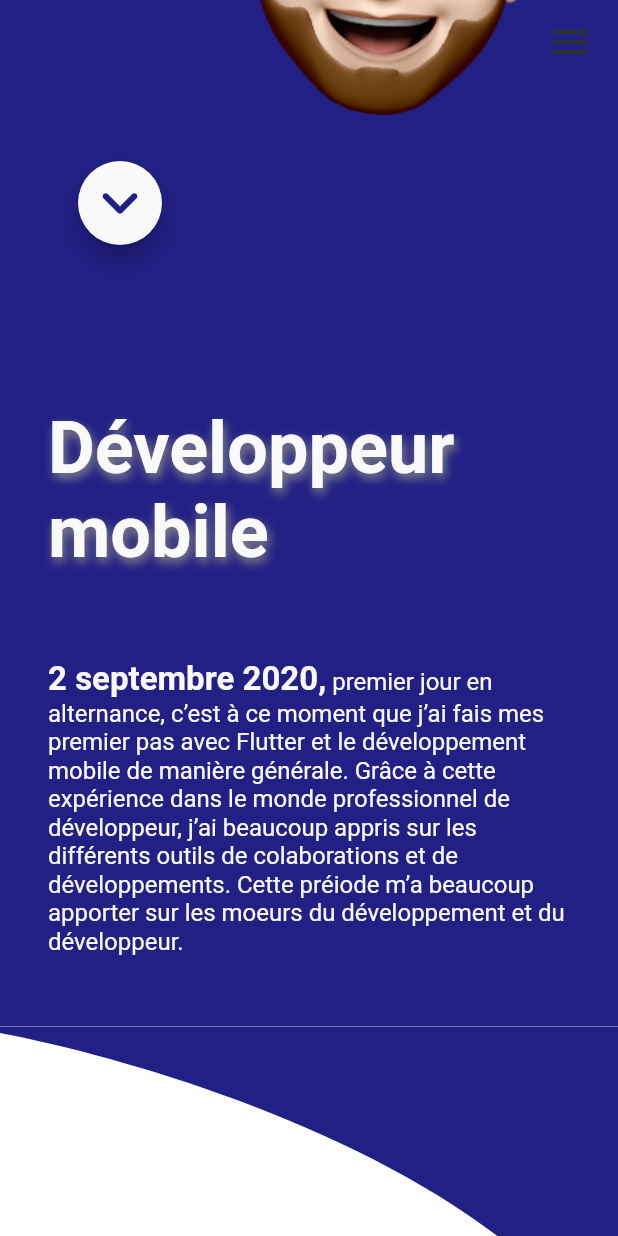
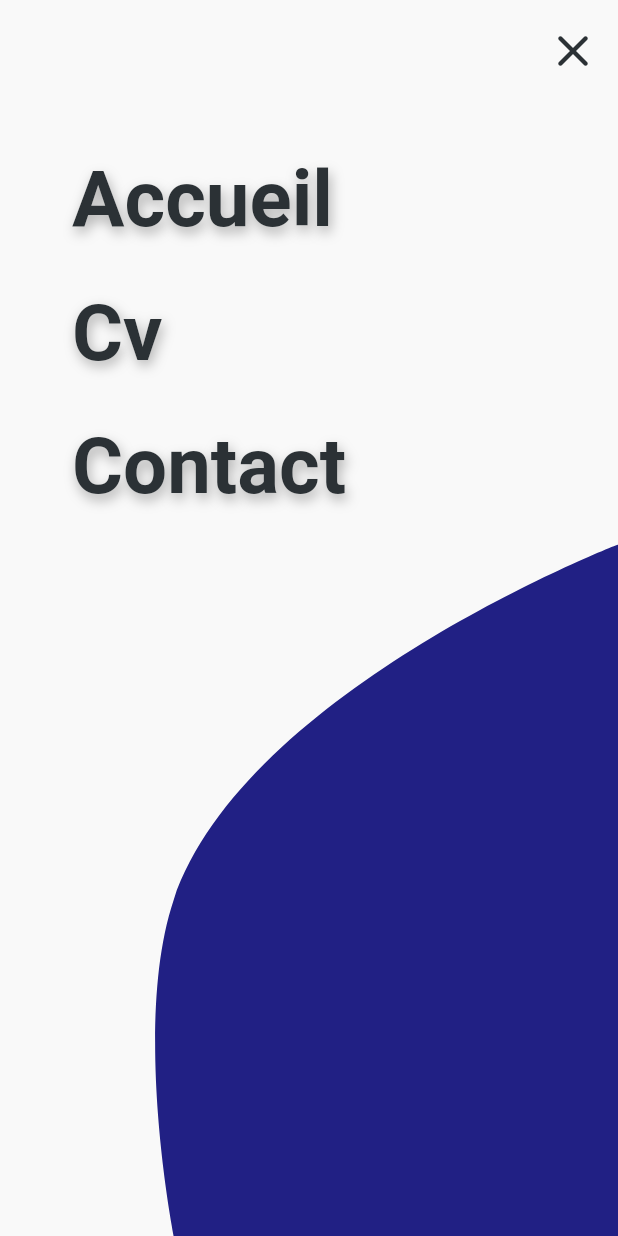
Before and after one commit to AntoLhn/cv_antolhn, a Flutter app: the screen it shows after launch, scrolled down 576 dp, after a tap on the "menu" icon, on a phone screen of 412 x 824 dp. Run offline on Flutter 3.47's test engine with Material 2 defaults, Android fonts, the phone set to English and light mode, and no system bars; drawn by our look-alikes of auto_size_text; our stand-ins replace flutter_svg.

Commit message:
Screen Menu

```diff
--- /dev/null
+++ b/cv_antolhn/lib/config/text_theme.dart
@@ -0,0 +1,79 @@
+import 'package:flutter/material.dart';
+
+class TextThemeEdit {
+  static const TextStyle headline1 = TextStyle(
+    fontSize: 52,
+    fontWeight: FontWeight.bold,
+    color: Color(0xFF2B3135),
+    shadows: <Shadow>[
+      Shadow(
+        offset: Offset(1.5, 3.5),
+        blurRadius: 10.0,
+        color: Color.fromARGB(255, 175, 175, 175),
+      ),
+    ],
+  );
+
+  static const TextStyle headline2 = TextStyle(
+    fontSize: 48,
+    fontWeight: FontWeight.bold,
+    color: Color(0xFFF9F9F9),
+    shadows: <Shadow>[
+      Shadow(
+        offset: Offset(1.5, 3.5),
+        blurRadius: 8.0,
+        color: Color.fromARGB(255, 140, 140, 140),
+      ),
+    ],
+  );
+
+  static const TextStyle headline3 = TextStyle(
+    fontSize: 44,
+    fontWeight: FontWeight.bold,
+    color: Color(0xFF2B3135),
+    shadows: <Shadow>[
+      Shadow(
+        offset: Offset(1.5, 3.5),
+        blurRadius: 8.0,
+        color: Color.fromARGB(255, 175, 175, 175),
+      ),
+    ],
+  );
+
+  static const TextStyle headline4 = TextStyle(
+    fontSize: 32,
+    fontWeight: FontWeight.bold,
+    color: Color(0xFF2B3135),
+    shadows: <Shadow>[
+      Shadow(
+        offset: Offset(1.5, 3.5),
+        blurRadius: 8.0,
+        color: Color.fromARGB(255, 175, 175, 175),
+      ),
+    ],
+  );
+
+  static const TextStyle headline5 = TextStyle(
+    fontSize: 22,
+    fontWeight: FontWeight.bold,
+    color: Color(0xFFF9F9F9),
+  );
+
+  static const TextStyle headline6 = TextStyle(
+    fontSize: 18,
+    fontWeight: FontWeight.bold,
+    color: Color(0xFF4B42F3),
+  );
+
+  static const TextStyle bodyText1 = TextStyle(
+    fontSize: 16,
+    fontWeight: FontWeight.w400,
+    color: Color(0xFF2B3135),
+  );
+
+  static const TextStyle bodyText2 = TextStyle(
+    fontSize: 16,
+    fontWeight: FontWeight.w400,
+    color: Color(0xFFF9F9F9),
+  );
+}
--- a/cv_antolhn/lib/main.dart
+++ b/cv_antolhn/lib/main.dart
@@ -2,6 +2,7 @@ import 'package:flutter/material.dart';
 
 import 'Screen/Home/home.dart';
 import 'config/colors.dart';
+import 'config/text_theme.dart';
 
 void main() {
   runApp(const MyApp());
@@ -20,74 +21,14 @@ class MyApp extends StatelessWidget {
         brightness: Brightness.light,
         primaryColor: colorPrimary,
         textTheme: const TextTheme(
-          headline1: TextStyle(
-            fontSize: 52,
-            fontWeight: FontWeight.bold,
-            color: Color(0xFF2B3135),
-            shadows: <Shadow>[
-              Shadow(
-                offset: Offset(1.5, 3.5),
-                blurRadius: 10.0,
-                color: Color.fromARGB(255, 175, 175, 175),
-              ),
-            ],
-          ),
-          headline2: TextStyle(
-            fontSize: 48,
-            fontWeight: FontWeight.bold,
-            color: Color(0xFFF9F9F9),
-            shadows: <Shadow>[
-              Shadow(
-                offset: Offset(1.5, 3.5),
-                blurRadius: 8.0,
-                color: Color.fromARGB(255, 140, 140, 140),
-              ),
-            ],
-          ),
-          headline3: TextStyle(
-            fontSize: 44,
-            fontWeight: FontWeight.bold,
-            color: Color(0xFF2B3135),
-            shadows: <Shadow>[
-              Shadow(
-                offset: Offset(1.5, 3.5),
-                blurRadius: 8.0,
-                color: Color.fromARGB(255, 175, 175, 175),
-              ),
-            ],
-          ),
-          headline4: TextStyle(
-            fontSize: 32,
-            fontWeight: FontWeight.bold,
-            color: Color(0xFF2B3135),
-            shadows: <Shadow>[
-              Shadow(
-                offset: Offset(1.5, 3.5),
-                blurRadius: 8.0,
-                color: Color.fromARGB(255, 175, 175, 175),
-              ),
-            ],
-          ),
-          headline5: TextStyle(
-            fontSize: 22,
-            fontWeight: FontWeight.bold,
-            color: Color(0xFFF9F9F9),
-          ),
-          headline6: TextStyle(
-            fontSize: 18,
-            fontWeight: FontWeight.bold,
-            color: Color(0xFF4B42F3),
-          ),
-          bodyText1: TextStyle(
-            fontSize: 16,
-            fontWeight: FontWeight.w400,
-            color: Color(0xFF2B3135),
-          ),
-          bodyText2: TextStyle(
-            fontSize: 16,
-            fontWeight: FontWeight.w400,
-            color: Color(0xFFF9F9F9),
-          ),
+          headline1: TextThemeEdit.headline1,
+          headline2: TextThemeEdit.headline2,
+          headline3: TextThemeEdit.headline3,
+          headline4: TextThemeEdit.headline4,
+          headline5: TextThemeEdit.headline5,
+          headline6: TextThemeEdit.headline6,
+          bodyText1: TextThemeEdit.bodyText1,
+          bodyText2: TextThemeEdit.bodyText2,
         ),
       ),
       home: const HomePage(),
--- /dev/null
+++ b/cv_antolhn/lib/screen/home/components/drawer.dart
@@ -0,0 +1,89 @@
+import 'package:cv_antolhn/config/colors.dart';
+import 'package:flutter/material.dart';
+import 'package:flutter_svg/flutter_svg.dart';
+
+class DrawerComponent extends StatelessWidget {
+  const DrawerComponent({Key? key}) : super(key: key);
+
+  @override
+  Widget build(BuildContext context) {
+    return SizedBox(
+      width: MediaQuery.of(context).size.width,
+      child: Drawer(
+        backgroundColor: colorLight,
+        child: Stack(
+          children: [
+            Column(
+              crossAxisAlignment: CrossAxisAlignment.end,
+              children: [
+                Expanded(
+                  child: Container(),
+                ),
+                SvgPicture.asset(
+                  'assets/svg/menu_bg.svg',
+                  semanticsLabel: 'background',
+                  color: colorPrimary,
+                  fit: BoxFit.fitWidth,
+                  width: MediaQuery.of(context).size.width * 0.75,
+                ),
+              ],
+            ),
+            Row(
+              mainAxisAlignment: MainAxisAlignment.end,
+              children: [
+                Padding(
+                  padding: const EdgeInsets.all(8.0),
+                  child: IconButton(
+                    onPressed: () => Navigator.pop(context),
+                    color: colorDark,
+                    icon: const Icon(
+                      Icons.close_rounded,
+                      size: 36,
+                    ),
+                  ),
+                ),
+              ],
+            ),
+            Padding(
+              padding: EdgeInsets.symmetric(
+                vertical: MediaQuery.of(context).size.height * 0.12,
+                horizontal: 32,
+              ),
+              child: Column(
+                children: [
+                  ListTile(
+                    title: Text(
+                      "Accueil",
+                      style: Theme.of(context).textTheme.headline1,
+                    ),
+                    onTap: () => null,
+                  ),
+                  const SizedBox(
+                    height: 20,
+                  ),
+                  ListTile(
+                    title: Text(
+                      "Cv",
+                      style: Theme.of(context).textTheme.headline1,
+                    ),
+                    onTap: () => null,
+                  ),
+                  const SizedBox(
+                    height: 20,
+                  ),
+                  ListTile(
+                    title: Text(
+                      "Contact",
+                      style: Theme.of(context).textTheme.headline1,
+                    ),
+                    onTap: () => null,
+                  ),
+                ],
+              ),
+            ),
+          ],
+        ),
+      ),
+    );
+  }
+}
--- a/cv_antolhn/lib/screen/home/home.dart
+++ b/cv_antolhn/lib/screen/home/home.dart
@@ -1,8 +1,10 @@
+import 'package:flutter/gestures.dart';
 import 'package:flutter/material.dart';
 import 'package:flutter_svg/flutter_svg.dart';
 
 import '../../config/colors.dart';
 import 'components/developer.dart';
+import 'components/drawer.dart';
 import 'components/header.dart';
 import 'components/stud_and_work.dart';
 
@@ -21,22 +23,15 @@ class _HomePageState extends State<HomePage> {
         extendBodyBehindAppBar: true,
         backgroundColor: Colors.white,
         appBar: AppBar(
-          backgroundColor: Colors.transparent,
+          iconTheme: IconThemeData(
+            color: colorDark,
+            size: 36,
+          ),
+          backgroundColor: const Color.fromARGB(0, 255, 255, 255),
           elevation: 0,
-          actions: [
-            Padding(
-              padding: const EdgeInsets.only(right: 8),
-              child: IconButton(
-                onPressed: (() => null),
-                color: colorDark,
-                icon: const Icon(
-                  Icons.menu,
-                  size: 32,
         ),
-              ),
-            ),
-          ],
-        ),
+        endDrawer: const DrawerComponent(),
+        drawerEdgeDragWidth: 30,
         body: SingleChildScrollView(
           child: Stack(
             children: <Widget>[
@@ -66,23 +61,34 @@ class _HomePageState extends State<HomePage> {
                   ),
                 ],
               ),
-              Padding(
-                padding: const EdgeInsets.symmetric(
-                  horizontal: 32,
+              Column(
+                children: [
+                  const Padding(
+                    padding: EdgeInsets.symmetric(horizontal: 32),
+                    child: HeaderCompenent(),
                   ),
-                child: Column(
-                  children: [
-                    const HeaderCompenent(),
                   SizedBox(
                     height: MediaQuery.of(context).size.height * 0.13,
                   ),
-                    const DeveloperComponent(),
+                  const Padding(
+                    padding: EdgeInsets.symmetric(horizontal: 32),
+                    child: DeveloperComponent(),
+                  ),
                   SizedBox(
                     height: MediaQuery.of(context).size.height * 0.3,
                   ),
-                    const StudAndWorkComponent(),
+                  const Padding(
+                    padding: EdgeInsets.symmetric(horizontal: 32),
+                    child: StudAndWorkComponent(),
+                  ),
+                  SvgPicture.asset(
+                    'assets/svg/bot_home.svg',
+                    semanticsLabel: 'background',
+                    color: colorPrimary,
+                    fit: BoxFit.fitWidth,
+                    width: MediaQuery.of(context).size.width,
+                  ),
                 ],
-                ),
               ),
             ],
           ),
--- a/cv_antolhn/pubspec.yaml
+++ b/cv_antolhn/pubspec.yaml
@@ -65,6 +65,8 @@ flutter:
       - assets/svg/home_bg.svg
       - assets/svg/top_home_bg.svg
       - assets/svg/bot_home_bg.svg
+      - assets/svg/bot_home.svg
+      - assets/svg/menu_bg.svg
 
   # An image asset can refer to one or more resolution-specific "variants", see
   # https://flutter.dev/assets-and-images/#resolution-aware.
```
Also changed, not shown: cv_antolhn/assets/svg/bot_home.svg (added), cv_antolhn/assets/svg/menu_bg.svg (added). Lines whose indentation alone changed are shown as unchanged.
